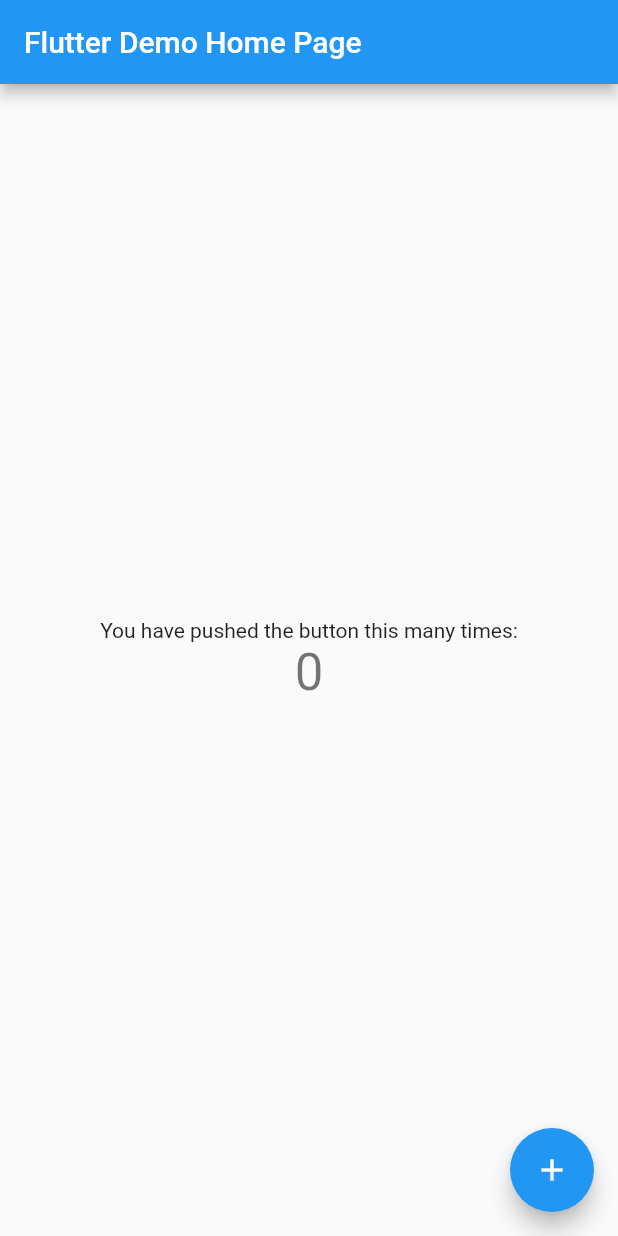
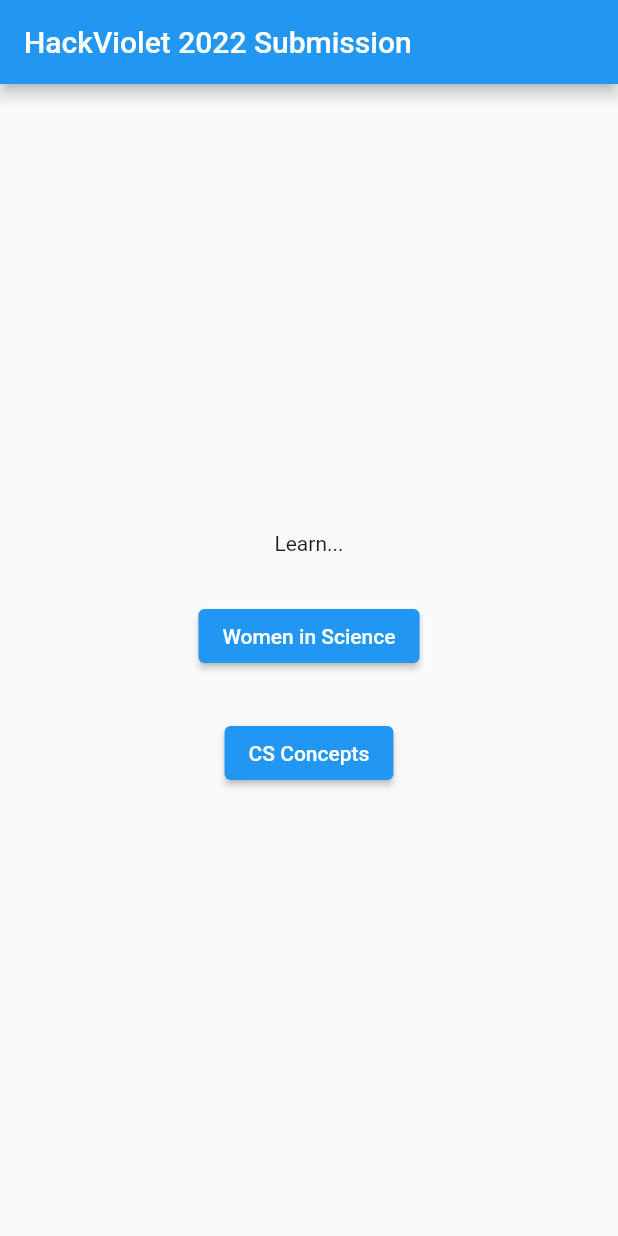
Before and after one commit to SilentDreamz/HackViolet-2022-Submission, a Flutter app: the screen it shows after launch, on a phone screen of 412 x 824 dp. Run offline on Flutter 3.47's test engine with Material 2 defaults, Android fonts, the light colour scheme and no system bars.

Commit message:
1. Added route generator class 2. added basic home page

```diff
--- a/lib/main.dart
+++ b/lib/main.dart
@@ -1,4 +1,5 @@
 import 'package:flutter/material.dart';
+import 'package:hackviolet_submission/screens/home_page.dart';
 
 void main() {
   runApp(const MyApp());
@@ -13,103 +14,9 @@
     return MaterialApp(
       title: 'Flutter Demo',
       theme: ThemeData(
-        // This is the theme of your application.
-        //
-        // Try running your application with "flutter run". You'll see the
-        // application has a blue toolbar. Then, without quitting the app, try
-        // changing the primarySwatch below to Colors.green and then invoke
-        // "hot reload" (press "r" in the console where you ran "flutter run",
-        // or simply save your changes to "hot reload" in a Flutter IDE).
-        // Notice that the counter didn't reset back to zero; the application
-        // is not restarted.
         primarySwatch: Colors.blue,
       ),
-      home: const MyHomePage(title: 'Flutter Demo Home Page'),
+      home: const HomePage(),
     );
   }
 }
-
-class MyHomePage extends StatefulWidget {
-  const MyHomePage({Key? key, required this.title}) : super(key: key);
-
-  // This widget is the home page of your application. It is stateful, meaning
-  // that it has a State object (defined below) that contains fields that affect
-  // how it looks.
-
-  // This class is the configuration for the state. It holds the values (in this
-  // case the title) provided by the parent (in this case the App widget) and
-  // used by the build method of the State. Fields in a Widget subclass are
-  // always marked "final".
-
-  final String title;
-
-  @override
-  State<MyHomePage> createState() => _MyHomePageState();
-}
-
-class _MyHomePageState extends State<MyHomePage> {
-  int _counter = 0;
-
-  void _incrementCounter() {
-    setState(() {
-      // This call to setState tells the Flutter framework that something has
-      // changed in this State, which causes it to rerun the build method below
-      // so that the display can reflect the updated values. If we changed
-      // _counter without calling setState(), then the build method would not be
-      // called again, and so nothing would appear to happen.
-      _counter++;
-    });
-  }
-
-  @override
-  Widget build(BuildContext context) {
-    // This method is rerun every time setState is called, for instance as done
-    // by the _incrementCounter method above.
-    //
-    // The Flutter framework has been optimized to make rerunning build methods
-    // fast, so that you can just rebuild anything that needs updating rather
-    // than having to individually change instances of widgets.
-    return Scaffold(
-      appBar: AppBar(
-        // Here we take the value from the MyHomePage object that was created by
-        // the App.build method, and use it to set our appbar title.
-        title: Text(widget.title),
-      ),
-      body: Center(
-        // Center is a layout widget. It takes a single child and positions it
-        // in the middle of the parent.
-        child: Column(
-          // Column is also a layout widget. It takes a list of children and
-          // arranges them vertically. By default, it sizes itself to fit its
-          // children horizontally, and tries to be as tall as its parent.
-          //
-          // Invoke "debug painting" (press "p" in the console, choose the
-          // "Toggle Debug Paint" action from the Flutter Inspector in Android
-          // Studio, or the "Toggle Debug Paint" command in Visual Studio Code)
-          // to see the wireframe for each widget.
-          //
-          // Column has various properties to control how it sizes itself and
-          // how it positions its children. Here we use mainAxisAlignment to
-          // center the children vertically; the main axis here is the vertical
-          // axis because Columns are vertical (the cross axis would be
-          // horizontal).
-          mainAxisAlignment: MainAxisAlignment.center,
-          children: <Widget>[
-            const Text(
-              'You have pushed the button this many times:',
-            ),
-            Text(
-              '$_counter',
-              style: Theme.of(context).textTheme.headline4,
-            ),
-          ],
-        ),
-      ),
-      floatingActionButton: FloatingActionButton(
-        onPressed: _incrementCounter,
-        tooltip: 'Increment',
-        child: const Icon(Icons.add),
-      ), // This trailing comma makes auto-formatting nicer for build methods.
-    );
-  }
-}
--- /dev/null
+++ b/lib/screens/home_page.dart
@@ -0,0 +1,37 @@
+import 'package:flutter/material.dart';
+
+class HomePage extends StatelessWidget {
+  final String title = "HackViolet 2022 Submission";
+  const HomePage({Key? key}) : super(key: key);
+
+  @override
+  Widget build(BuildContext context) {
+    return Scaffold(
+      appBar: AppBar(
+        title: Text(title),
+      ),
+      body: Center(
+        child: Column(
+          mainAxisAlignment: MainAxisAlignment.center,
+          children: [
+            const Text("Learn..."),
+            const SizedBox(
+              height: 30,
+            ),
+            ElevatedButton(
+              onPressed: () {},
+              child: const Text("Women in Science"),
+            ),
+            const SizedBox(
+              height: 30,
+            ),
+            ElevatedButton(
+              onPressed: () {},
+              child: const Text("CS Concepts"),
+            ),
+          ],
+        ),
+      ),
+    );
+  }
+}
--- a/pubspec.yaml
+++ b/pubspec.yaml
@@ -3,7 +3,7 @@
 
 # The following line prevents the package from being accidentally published to
 # pub.dev using `flutter pub publish`. This is preferred for private packages.
-publish_to: 'none' # Remove this line if you wish to publish to pub.dev
+publish_to: "none" # Remove this line if you wish to publish to pub.dev
 
 # The following defines the version and build number for your application.
 # A version number is three numbers separated by dots, like 1.2.43
@@ -30,7 +30,6 @@
   flutter:
     sdk: flutter
 
-
   # The following adds the Cupertino Icons font to your application.
   # Use with the CupertinoIcons class for iOS style icons.
   cupertino_icons: ^1.0.2
@@ -51,7 +50,6 @@
 
 # The following section is specific to Flutter.
 flutter:
-
   # The following line ensures that the Material Icons font is
   # included with your application, so that you can use the icons in
   # the material Icons class.
```
Also changed, not shown: lib/route_generator.dart (added, +29 -0 lines).
